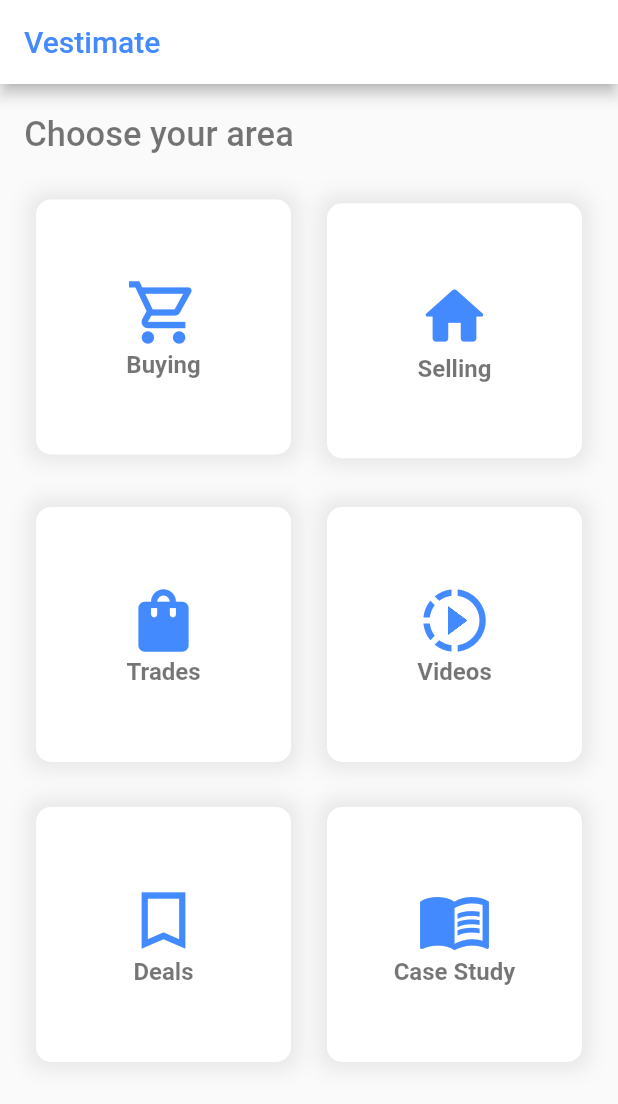
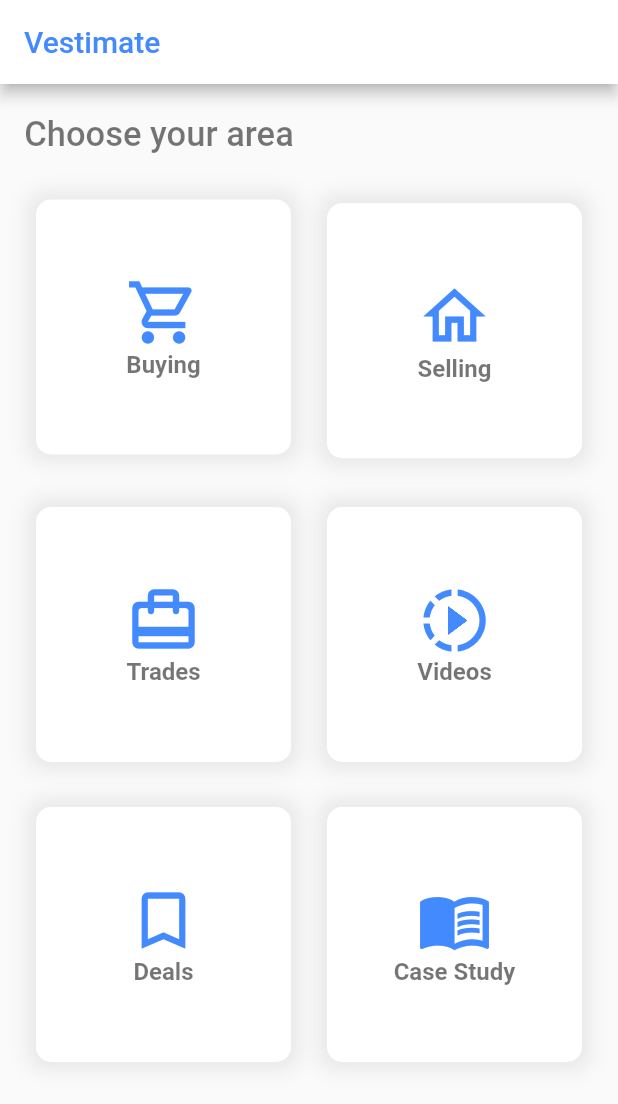
Before and after one commit to Marina-Nabil22/untitled_3, a Flutter app: the screen it shows after launch, on a phone screen of 412 x 824 dp. Shown: the top 1104 px of the screen. Run offline on Flutter 3.47's test engine with Material 2 defaults, Android fonts, the phone set to English and light mode, and no system bars.

Commit message:
Flutter Screen

```diff
--- a/lib/main.dart
+++ b/lib/main.dart
@@ -1,7 +1,6 @@
 
-
+import 'package:flutter/material.dart';
 import 'package:flutter/cupertino.dart';
-import 'package:flutter/material.dart';
 import 'package:untitled/screens/vestimate_page.dart';
 import 'package:untitled/src/app_root.dart';
 
--- a/lib/screens/vestimate_page.dart
+++ b/lib/screens/vestimate_page.dart
@@ -45,9 +45,10 @@ mainAxisAlignment: MainAxisAlignment.spaceEvenly,
 
                       child: Column(
                           mainAxisAlignment: MainAxisAlignment.center,
-                          children: [
 
-                            Icon(  Icons.shopping_cart_outlined,size: 50,color: Colors.blueAccent,),
+                          children:[
+
+                            Icon(  Icons.shopping_cart_outlined,size: 50,color: Colors.blueAccent),
                             Text('Buying',style: TextStyle( color:Colors.black54,fontWeight: FontWeight.w700,fontSize: 16)),
 
                           ]),
@@ -77,7 +78,7 @@ mainAxisAlignment: MainAxisAlignment.spaceEvenly,
                       child: Column(
                         mainAxisAlignment: MainAxisAlignment.center,
                         children: [
-                          Icon(  Icons.home_rounded,size: 50,color: Colors.blueAccent,),
+                          Icon(  Icons.home_outlined,size: 50,color: Colors.blueAccent,),
                           Text('Selling',style: TextStyle( color:Colors.black54,fontWeight: FontWeight.w700,fontSize: 16)),
                         ],
                       ),
@@ -112,7 +113,7 @@ mainAxisAlignment: MainAxisAlignment.spaceEvenly,
                   child: Column(
                     mainAxisAlignment: MainAxisAlignment.center,
                     children: [
-                      Icon(  Icons.shopping_bag,size: 50,color: Colors.blueAccent,),
+                      Icon(  Icons.wallet_travel_rounded,size: 50,color: Colors.blueAccent,),
                       Text('Trades',style: TextStyle( color:Colors.black54,fontWeight: FontWeight.w700,fontSize: 16)),
                     ],
                   ),
@@ -175,13 +176,12 @@ mainAxisAlignment: MainAxisAlignment.spaceEvenly,
                   child: Column(
                     mainAxisAlignment: MainAxisAlignment.center,
                     children: [
-                      Icon(  Icons.bookmark_border_sharp,size: 50,color: Colors.blueAccent,),
+                      Icon(  Icons.bookmark_border,size: 50,color: Colors.blueAccent,),
                       Text('Deals',style: TextStyle( color:Colors.black54,fontWeight: FontWeight.w700,fontSize: 16)),
                     ],
                   ),
                 ),
                 Container(
-                  margin: EdgeInsets.only(bottom: 0),
                   width: 170,
                   height: 170,
                   decoration: BoxDecoration(
@@ -196,11 +196,13 @@ mainAxisAlignment: MainAxisAlignment.spaceEvenly,
                       ),
                       boxShadow:[
                         BoxShadow(
+
                             color: Colors.grey.withOpacity(0.2),
                             spreadRadius: 5,
                             blurRadius: 10)]),
 
                   child: Column(
+
                     mainAxisAlignment: MainAxisAlignment.center,
                     children: [
                       Icon(  Icons.menu_book_outlined,size: 50,color: Colors.blueAccent,),
@@ -210,13 +212,7 @@ mainAxisAlignment: MainAxisAlignment.spaceEvenly,
                 ),
               ],
             ),
-                // Column(
-                //
-                // ),
               ],
-
-
-
         )
     );
   }
```
